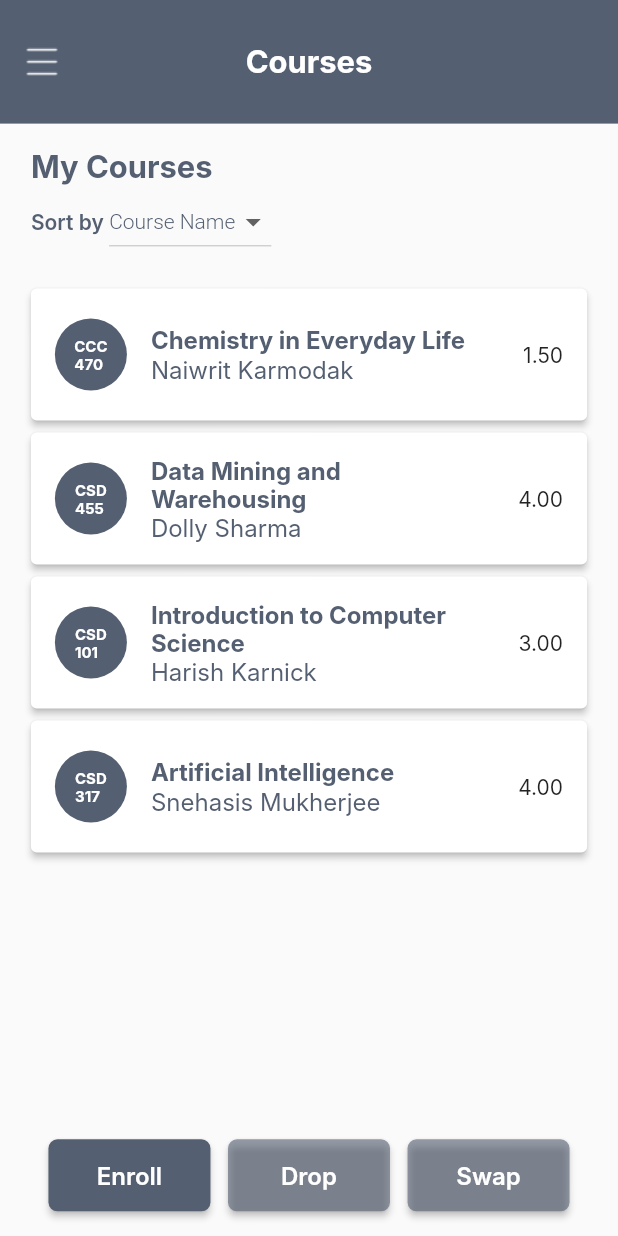
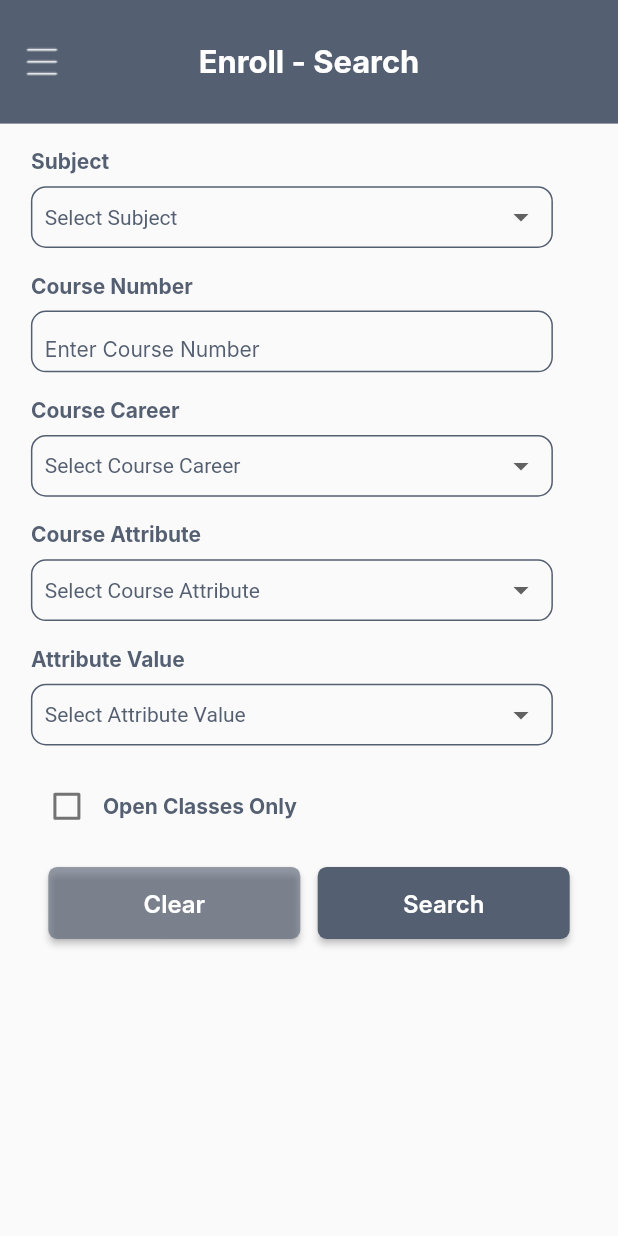
Before and after one commit to d3v1na/erp2-app, a Flutter app: the screen it shows after launch, on a phone screen of 412 x 824 dp. Run offline on Flutter 3.47's test engine with Material 2 defaults, Android fonts, the phone set to English and light mode, and no system bars; Roboto replaces fonts that are missing (Inter).

Commit message:
Course Search

```diff
--- a/lib/main.dart
+++ b/lib/main.dart
@@ -2,6 +2,7 @@ import 'package:erp2_app/screens/course_list.dart';
 import 'package:flutter/material.dart';
 import 'package:erp2_app/screens/welcome.dart';
 import 'package:erp2_app/screens/dashboard.dart';
+import 'package:erp2_app/screens/search.dart';
 
 void main() {
   runApp(const MyApp());
@@ -18,7 +19,7 @@ class MyApp extends StatelessWidget {
       theme: ThemeData(
         fontFamily: 'Inter',
       ),
-      home: const CourseList(),
+      home: const Search(),
     );
   }
 }
--- /dev/null
+++ b/lib/screens/search.dart
@@ -0,0 +1,334 @@
+import 'package:flutter/material.dart';
+
+class Search extends StatefulWidget {
+  const Search({Key? key}) : super(key: key);
+
+  @override
+  State<Search> createState() => _SearchState();
+}
+
+class _SearchState extends State<Search> {
+  String subjectValue = 'Select Subject';
+  String courseCareerValue = 'Select Course Career';
+  String courseAttributeValue = 'Select Course Attribute';
+  String attributeValueValue = 'Select Attribute Value';
+  bool openClassesOnlyValue = false;
+  @override
+  Widget build(BuildContext context) {
+    double height = MediaQuery.of(context).size.height;
+    double width = MediaQuery.of(context).size.width;
+
+    return Scaffold(
+      appBar: AppBar(
+        backgroundColor: const Color(0xff545F71),
+        toolbarHeight: height * 0.1,
+        elevation: 0,
+        centerTitle: true,
+        title: Text(
+          "Enroll - Search",
+          style: TextStyle(
+            color: Colors.white,
+            fontSize: width * 0.05,
+            fontWeight: FontWeight.w700,
+          ),
+        ),
+        leading: IconButton(
+          icon: Image.asset(
+            'assets/notes.png',
+            height: height * 0.5,
+          ),
+          onPressed: () {
+            // Handle icon button click here
+          },
+        ),
+      ),
+      body: Padding(
+        padding: EdgeInsets.symmetric(
+          horizontal: width * 0.05,
+          vertical: height * 0.02,
+        ),
+        child: Column(
+          crossAxisAlignment: CrossAxisAlignment.start,
+          children: [
+          Text(
+            'Subject',
+            style: TextStyle(fontSize: 14, fontWeight: FontWeight.w700, color: const Color(0xff545F71)),
+          ),
+          SizedBox(height: height * 0.01),
+          // container for subject with dropdown
+          Container(
+            height: height * 0.05,
+            width: 348,
+            decoration: BoxDecoration(
+              borderRadius: BorderRadius.circular(10),
+              border: Border.all(
+                color: const Color(0xff545F71),
+                width: 1,
+              ),
+            ),
+            child: Padding(
+              padding: EdgeInsets.symmetric(horizontal: width * 0.02),
+              child: DropdownButtonHideUnderline(
+                child: DropdownButton<String>(
+                  value: subjectValue,
+                  icon: const Icon(Icons.arrow_drop_down),
+                  iconSize: 24,
+                  elevation: 16,
+                  style: const TextStyle(color: Colors.black),
+                  onChanged: (String? newValue) {
+                    setState(() {
+                      // dropdownValue = newValue!;
+                      subjectValue = newValue!;
+
+                    });
+                  },
+                  items: <String>['Select Subject', 'Computer Science', 'Electrical Engineering', 'English', 'History', 'Art', 'International Relations', 'Economics', 'Finance']
+                      .map<DropdownMenuItem<String>>((String value) {
+                    return DropdownMenuItem<String>(
+                      value: value,
+                      child: Text(value, style: TextStyle(fontSize: 14, fontWeight: FontWeight.w400, color: const Color(0xff545F71))),
+                    );
+                  }).toList(),
+                ),
+              ),
+            ),
+          ),
+          SizedBox(height: height * 0.02),
+          Text(
+            'Course Number',
+            style: TextStyle(fontSize: 14, fontWeight: FontWeight.w700, color: const Color(0xff545F71)),
+          ),
+          SizedBox(height: height * 0.01),
+          // container for course number to type in
+          Container(
+            height: height * 0.05,
+            width: 348,
+            decoration: BoxDecoration(
+              borderRadius: BorderRadius.circular(10),
+              border: Border.all(
+                color: const Color(0xff545F71),
+                width: 1,
+              ),
+            ),
+            child: Padding(
+              padding: EdgeInsets.symmetric(horizontal: width * 0.02),
+              child: TextField(
+                decoration: InputDecoration(
+                  border: InputBorder.none,
+                  hintText: 'Enter Course Number',
+                  hintStyle: TextStyle(fontSize: 14, fontWeight: FontWeight.w400, color: const Color(0xff545F71)),
+                ),
+              ),
+            ),
+          ),
+          SizedBox(height: height * 0.02),
+          Text(
+            'Course Career',
+            style: TextStyle(fontSize: 14, fontWeight: FontWeight.w700, color: const Color(0xff545F71)),
+          ),
+          SizedBox(height: height * 0.01),
+          // container for course career with dropdown
+          Container(
+            height: height * 0.05,
+            width: 348,
+            decoration: BoxDecoration(
+              borderRadius: BorderRadius.circular(10),
+              border: Border.all(
+                color: const Color(0xff545F71),
+                width: 1,
+              ),
+            ),
+            child: Padding(
+              padding: EdgeInsets.symmetric(horizontal: width * 0.02),
+              child: DropdownButtonHideUnderline(
+                child: DropdownButton<String>(
+                  value: courseCareerValue,
+                  icon: const Icon(Icons.arrow_drop_down),
+                  iconSize: 24,
+                  elevation: 16,
+                  style: const TextStyle(color: Colors.black),
+                  onChanged: (String? newValue) {
+                    setState(() {
+                      // dropdownValue = newValue!;
+                      courseCareerValue = newValue!;
+                    });
+                  },
+                  items: <String>['Select Course Career', 'Undergraduate', 'Graduate']
+                      .map<DropdownMenuItem<String>>((String value) {
+                    return DropdownMenuItem<String>(
+                      value: value,
+                      child: Text(value, style: TextStyle(fontSize: 14, fontWeight: FontWeight.w400, color: const Color(0xff545F71))),
+                    );
+                  }).toList(),
+                ),
+              ),
+            ),
+          ),
+          SizedBox(height: height * 0.02),
+          Text(
+            'Course Attribute',
+            style: TextStyle(fontSize: 14, fontWeight: FontWeight.w700, color: const Color(0xff545F71)),
+          ),
+          SizedBox(height: height * 0.01),
+          // container for course attribute with dropdown
+          Container(
+            height: height * 0.05,
+            width: 348,
+            decoration: BoxDecoration(
+              borderRadius: BorderRadius.circular(10),
+              border: Border.all(
+                color: const Color(0xff545F71),
+                width: 1,
+              ),
+            ),
+            child: Padding(
+              padding: EdgeInsets.symmetric(horizontal: width * 0.02),
+              child: DropdownButtonHideUnderline(
+                child: DropdownButton<String>(
+                  value: courseAttributeValue,
+                  icon: const Icon(Icons.arrow_drop_down),
+                  iconSize: 24,
+                  elevation: 16,
+                  style: const TextStyle(color: Colors.black),
+                  onChanged: (String? newValue) {
+                    setState(() {
+                      // dropdownValue = newValue!;
+                      courseAttributeValue = newValue!;
+                    });
+                  },
+                  items: <String>['Select Course Attribute', 'IC Component', 'REAL Component', 'VELS Component']
+                      .map<DropdownMenuItem<String>>((String value) {
+                    return DropdownMenuItem<String>(
+                      value: value,
+                      child: Text(value, style: TextStyle(fontSize: 14, fontWeight: FontWeight.w400, color: const Color(0xff545F71))),
+                    );
+                  }).toList(),
+                ),
+              ),
+            ),
+          ),
+          SizedBox(height: height * 0.02),
+          Text(
+            'Attribute Value',
+            style: TextStyle(fontSize: 14, fontWeight: FontWeight.w700, color: const Color(0xff545F71)),
+          ),
+          SizedBox(height: height * 0.01),
+          // container for attribute value with dropdown, but options changed based on course attribute selection
+          Container(
+            height: height * 0.05,
+            width: 348,
+            decoration: BoxDecoration(
+              borderRadius: BorderRadius.circular(10),
+              border: Border.all(
+                color: const Color(0xff545F71),
+                width: 1,
+              ),
+            ),
+            child: Padding(
+              padding: EdgeInsets.symmetric(horizontal: width * 0.02),
+              child: DropdownButtonHideUnderline(
+                child: DropdownButton<String>(
+                  value: attributeValueValue,
+                  icon: const Icon(Icons.arrow_drop_down),
+                  iconSize: 24,
+                  elevation: 16,
+                  style: const TextStyle(color: Colors.black),
+                  onChanged: (String? newValue) {
+                    setState(() {
+                      // dropdownValue = newValue!;
+                      attributeValueValue = newValue!;
+                    });
+                  },
+                  items: <String>['Select Attribute Value', 'IC1', 'IC2', 'IC3', 'IC4', 'IC5', 'IC6', 'IC7', 'IC8', 'IC9', 'IC10', 'IC11', 'IC12', 'IC13', 'IC14', 'IC15', 'IC16', 'IC17', 'IC18', 'IC19', 'IC20', 'IC21', 'IC22', 'IC23', 'IC24', 'IC25', 'IC26', 'IC27', 'IC28', 'IC29', 'IC30', 'IC31', 'IC32', 'IC33', 'IC34', 'IC35', 'IC36', 'IC37', 'IC38', 'IC39', 'IC40', 'IC41', 'IC42', 'IC43', 'IC44', 'IC45', 'IC46', 'IC47', 'IC48', 'IC49', 'IC50', 'IC51', 'IC52', 'IC53', 'IC54', 'IC55', 'IC56', 'IC57', 'IC58', 'IC59', 'IC60', 'IC61', 'IC62', 'IC63', 'IC64', 'IC65', 'IC66', 'IC67', 'IC68', 'IC69', 'IC70', 'IC71', 'IC72', 'IC73', 'IC74', 'IC75', 'IC76', 'IC77', 'IC78', 'IC79', 'IC80', 'IC81']
+                      .map<DropdownMenuItem<String>>((String value) {
+                    return DropdownMenuItem<String>(
+                      value: value,
+                      child: Text(value, style: TextStyle(fontSize: 14, fontWeight: FontWeight.w400, color: const Color(0xff545F71))),
+                    );
+                  }).toList(),
+                ),
+              ),
+            ),
+          ),
+          SizedBox(height: height * 0.02),
+          Row(
+            // checkbox for open classes only
+            children: [
+              Checkbox(
+                value: openClassesOnlyValue,
+                onChanged: (bool? value) {
+                  setState(() {
+                    // checkboxValue = value!;
+                    openClassesOnlyValue = value ?? false;
+
+                  });
+                },
+              ),
+              Text(
+                'Open Classes Only',
+                style: TextStyle(fontSize: 14, fontWeight: FontWeight.w700, color: const Color(0xff545F71)),
+              ),
+            ],
+          ),
+          SizedBox(height: height * 0.02),
+          Row(
+            //clear and search buttons
+            mainAxisAlignment: MainAxisAlignment.spaceEvenly,
+            children: [
+              ElevatedButton(
+                  onPressed: () {
+                    // Handle button click here
+                  },
+                  child: Text(
+                    "Clear",
+                    style: TextStyle(
+                      color: Colors.white,
+                      fontSize: 16,
+                      fontWeight: FontWeight.w600,
+                    ),
+                  ),
+                  style: ElevatedButton.styleFrom(
+                    minimumSize: Size(168, 48),
+                    primary: Color.fromARGB(153, 84, 95, 113),
+                    padding: const EdgeInsets.symmetric(
+                      horizontal: 16,
+                      vertical: 13,
+                    ),
+                    shape: RoundedRectangleBorder(
+                      borderRadius: BorderRadius.circular(6),
+                    ),
+                  ),
+                ),
+              ElevatedButton(
+                  onPressed: () {
+                    // Handle button click here
+                  },
+                  child: Text(
+                    "Search",
+                    style: TextStyle(
+                      color: Colors.white,
+                      fontSize: 16,
+                      fontWeight: FontWeight.w600,
+                    ),
+                  ),
+                  style: ElevatedButton.styleFrom(
+                    minimumSize: Size(168, 48),
+                    primary: Color.fromARGB(255, 84, 95, 113),
+                    padding: const EdgeInsets.symmetric(
+                      horizontal: 16,
+                      vertical: 13,
+                    ),
+                    shape: RoundedRectangleBorder(
+                      borderRadius: BorderRadius.circular(6),
+                    ),
+                  ),
+                ),
+            ],
+
+          )
+
+        ]),
+      ),
+    );
+  }
+}
```
